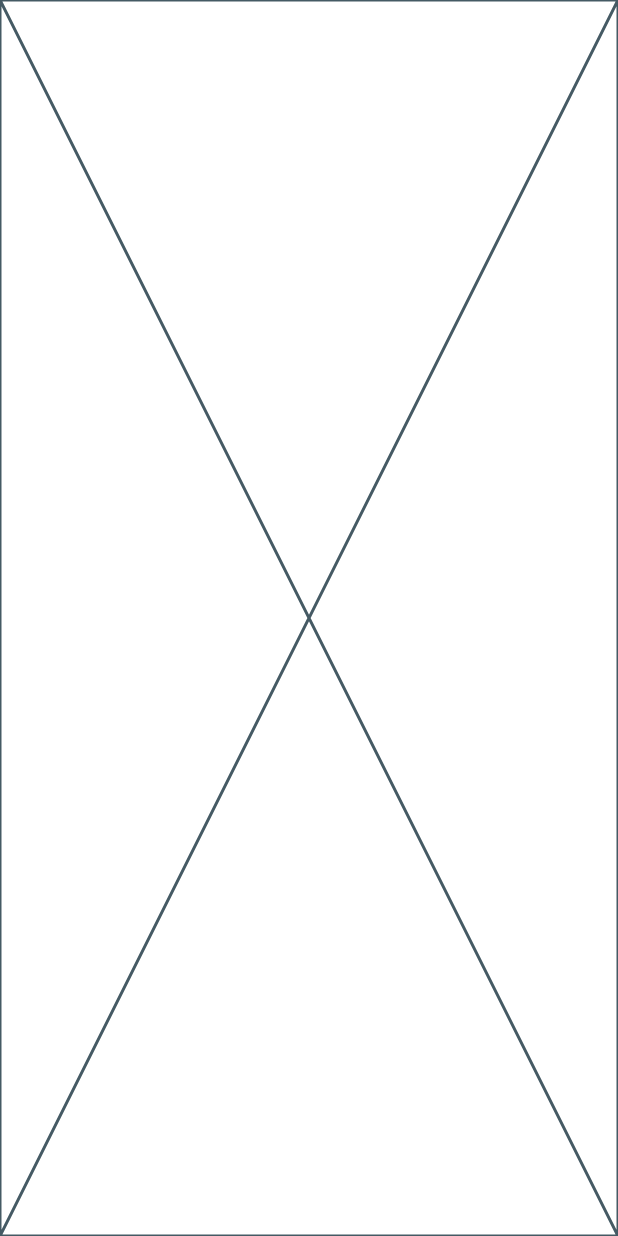
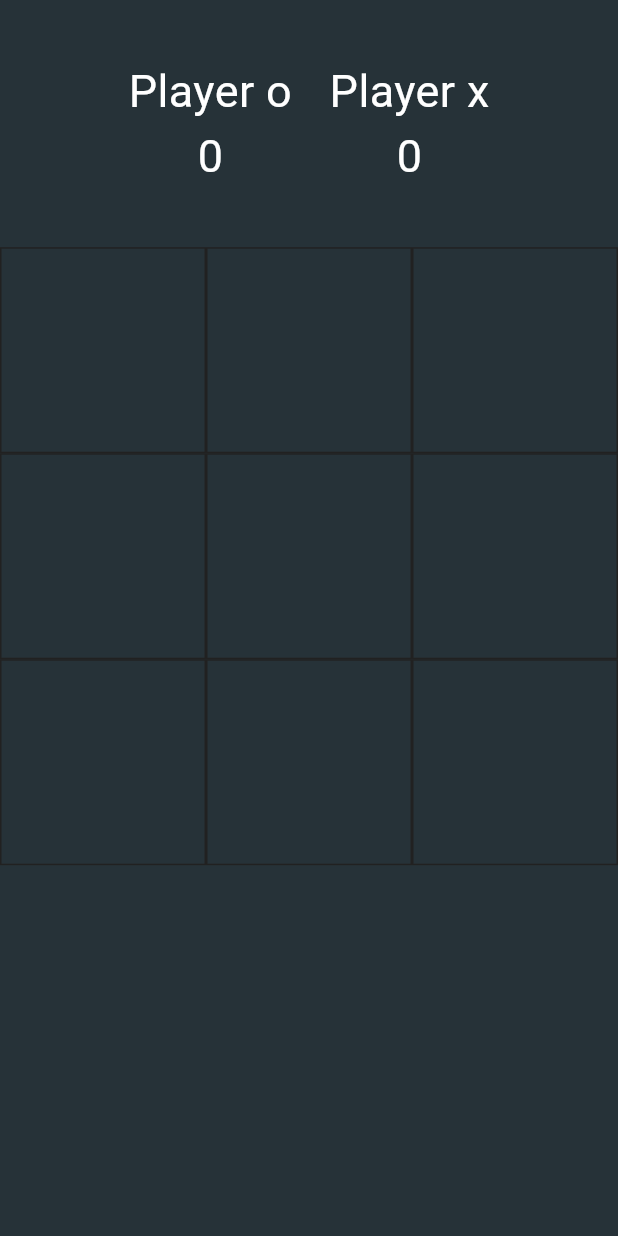
Before and after one commit to RendoslandDev/TicTacToe, a Flutter app: the screen it shows after launch, on a phone screen of 412 x 824 dp. Run offline on Flutter 3.47's test engine with Material 3 defaults, Android fonts, the phone set to English and light mode, and no system bars.

Commit message:
rendosland changes

```diff
--- a/lib/home_page.dart
+++ b/lib/home_page.dart
@@ -1,3 +1,6 @@
+// ignore_for_file: prefer_const_constructors, non_constant_identifier_names, avoid_unnecessary_containers, unused_local_variable, prefer_interpolation_to_compose_strings, prefer_const_literals_to_create_immutables, sort_child_properties_last
+
+import 'package:flutter/cupertino.dart';
 import 'package:flutter/material.dart';
 
 class HomePage extends StatefulWidget {
@@ -8,8 +11,172 @@
 }
 
 class _HomePageState extends State<HomePage> {
+  bool ohTurn = true; //the first player is o;
+  List<String> displayExOh = ["", "", "", "", "", "", "", "", ""];
+  int ohScore = 0;
+  int exScore = 0;
+
   @override
   Widget build(BuildContext context) {
-    return const Placeholder();
+    return Scaffold(
+      backgroundColor: Colors.blueGrey.shade900,
+      body: Column(children: [
+        Expanded(
+          child: Container(
+            child: Row(
+              mainAxisAlignment: MainAxisAlignment.center,
+              children: [
+                Column(
+                  mainAxisAlignment: MainAxisAlignment.center,
+                  children: [
+                    Text("Player o",
+                        style: TextStyle(color: Colors.white, fontSize: 30)),
+                    Text(ohScore.toString(),
+                        style: TextStyle(color: Colors.white, fontSize: 30)),
+                  ],
+                ),
+                SizedBox(width: 25),
+                Column(
+                  mainAxisAlignment: MainAxisAlignment.center,
+                  children: [
+                    Text("Player x",
+                        style: TextStyle(color: Colors.white, fontSize: 30)),
+                    Text(exScore.toString(),
+                        style: TextStyle(color: Colors.white, fontSize: 30)),
+                  ],
+                )
+              ],
+            ),
+          ),
+        ),
+        Expanded(
+          flex: 3,
+          child: GridView.builder(
+              itemCount: 9,
+              gridDelegate:
+                  SliverGridDelegateWithFixedCrossAxisCount(crossAxisCount: 3),
+              itemBuilder: (BuildContext context, int index) {
+                return GestureDetector(
+                  onTap: () {
+                    _tapped(index);
+                  },
+                  child: Container(
+                    decoration: BoxDecoration(
+                        border: Border.all(color: Colors.grey.shade900)),
+                    child: Center(
+                        child: Text(
+                      displayExOh[index],
+                      style: TextStyle(
+                          fontSize: 40.0, color: Colors.grey.shade200),
+                    )),
+                  ),
+                );
+              }),
+        ),
+        Expanded(
+          child: Container(
+              // color: Colors.red,
+              ),
+        ),
+      ]),
+    );
+  }
+
+  void _tapped(int index) {
+    setState(() {
+      if (ohTurn && displayExOh[index] == "") {
+        displayExOh[index] = "o";
+      } else if (!ohTurn && displayExOh[index] == "") {
+        displayExOh[index] = "x";
+      }
+
+      ohTurn = !ohTurn;
+      _checkWinner();
+    });
+  }
+
+  void _checkWinner() {
+    //first row
+    if (displayExOh[0] == displayExOh[1] &&
+        displayExOh[0] == displayExOh[2] &&
+        displayExOh[0] != "") {
+      _showWinDialog(displayExOh[0]);
+    }
+    //second row
+    if (displayExOh[3] == displayExOh[4] &&
+        displayExOh[3] == displayExOh[5] &&
+        displayExOh[3] != "") {
+      _showWinDialog(displayExOh[3]);
+    }
+    //third row
+    if (displayExOh[6] == displayExOh[7] &&
+        displayExOh[6] == displayExOh[8] &&
+        displayExOh[6] != "") {
+      _showWinDialog(displayExOh[6]);
+    }
+    //first column
+    if (displayExOh[0] == displayExOh[3] &&
+        displayExOh[0] == displayExOh[6] &&
+        displayExOh[0] != "") {
+      _showWinDialog(displayExOh[0]);
+    }
+    //second column
+    if (displayExOh[1] == displayExOh[4] &&
+        displayExOh[1] == displayExOh[7] &&
+        displayExOh[1] != "") {
+      _showWinDialog(displayExOh[1]);
+    }
+
+    //third column
+    if (displayExOh[2] == displayExOh[5] &&
+        displayExOh[2] == displayExOh[8] &&
+        displayExOh[2] != "") {
+      _showWinDialog(displayExOh[2]);
+    }
+    //check digonal
+    if (displayExOh[6] == displayExOh[4] &&
+        displayExOh[6] == displayExOh[2] &&
+        displayExOh[6] != "") {
+      _showWinDialog(displayExOh[6]);
+    }
+    //check digonal
+    if (displayExOh[0] == displayExOh[4] &&
+        displayExOh[0] == displayExOh[8] &&
+        displayExOh[0] != "") {
+      _showWinDialog(displayExOh[0]);
+    }
+  }
+
+  void _showWinDialog(String winner) {
+    showDialog(
+        barrierDismissible: false,
+        context: context,
+        builder: (BuildContext context) {
+          return CupertinoAlertDialog(
+              title: Text("WINNER🏆" + winner),
+              actions: <Widget>[
+                MaterialButton(
+                    color: Colors.amber,
+                    child: Text("Play Again"),
+                    onPressed: () {
+                      _clearboard();
+                      Navigator.of(context).pop();
+                    })
+              ]);
+        });
+
+    if (winner == "o") {
+      ohScore += 1;
+    } else {
+      exScore += 1;
+    }
+  }
+
+  void _clearboard() {
+    setState(() {
+      for (int i = 0; i < 9; i++) {
+        displayExOh[i] = "";
+      }
+    });
   }
 }
```
